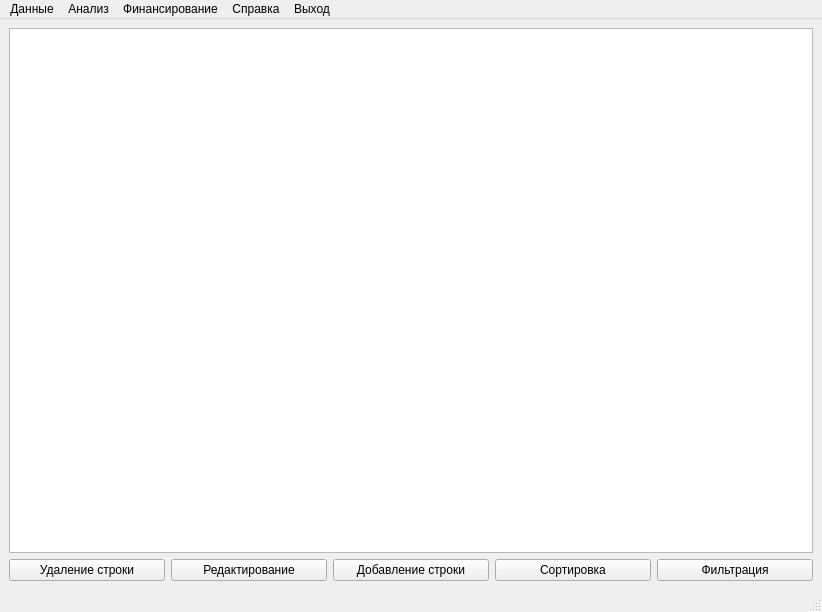
The window that ProjViewWindow.ui (BITLIFASON/Support_Of_Competitions_For_Grants) describes before a commit, drawn with Qt 5.
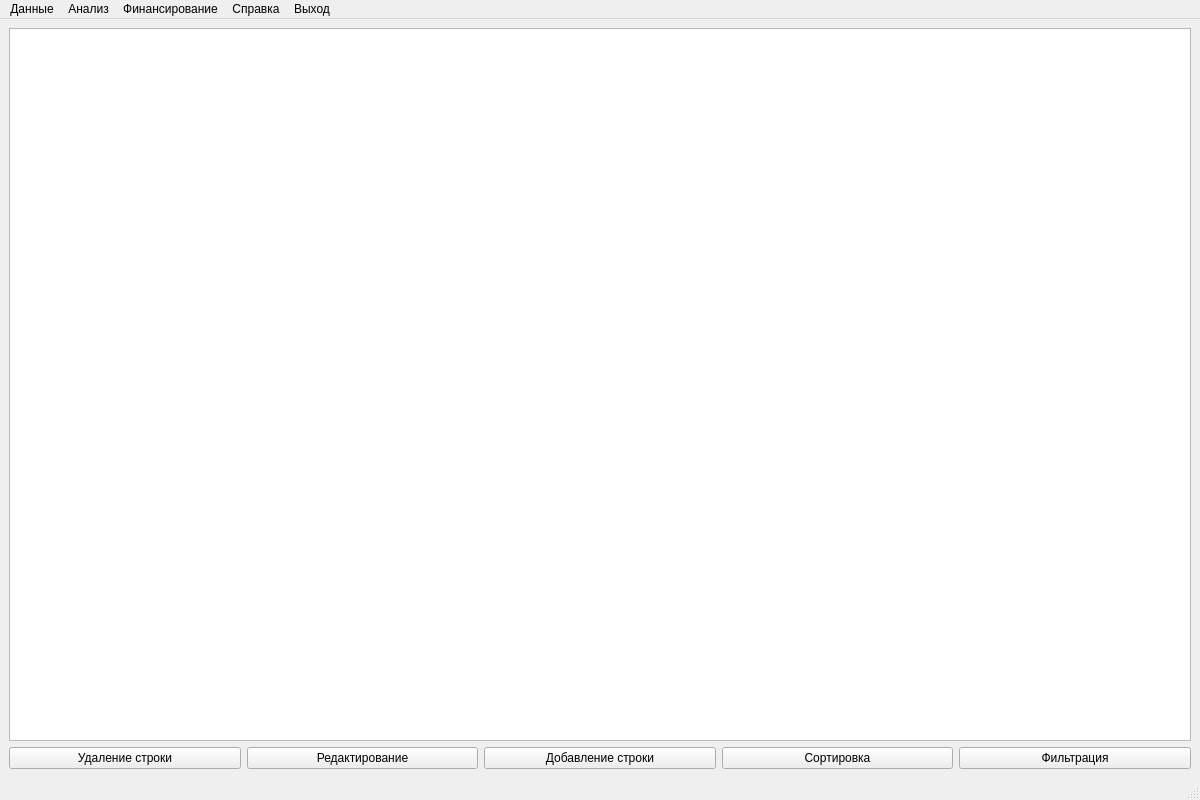
The same window after the commit.

```diff
--- a/ProjViewWindow.ui
+++ b/ProjViewWindow.ui
@@ -6,8 +6,8 @@
    <rect>
     <x>0</x>
     <y>0</y>
-    <width>822</width>
-    <height>612</height>
+    <width>1200</width>
+    <height>800</height>
    </rect>
   </property>
   <property name="mouseTracking">
@@ -61,15 +61,6 @@
         <verstretch>0</verstretch>
        </sizepolicy>
       </property>
-      <property name="focusPolicy">
-       <enum>Qt::StrongFocus</enum>
-      </property>
-      <property name="contextMenuPolicy">
-       <enum>Qt::DefaultContextMenu</enum>
-      </property>
-      <property name="layoutDirection">
-       <enum>Qt::LeftToRight</enum>
-      </property>
       <property name="selectionMode">
        <enum>QAbstractItemView::SingleSelection</enum>
       </property>
@@ -88,8 +79,8 @@
     <rect>
      <x>0</x>
      <y>0</y>
-     <width>822</width>
-     <height>26</height>
+     <width>1200</width>
+     <height>21</height>
     </rect>
    </property>
    <widget class="QMenu" name="panel_data">
```
Left out of the diff: 20 changed lines with no effect on the pictures.
